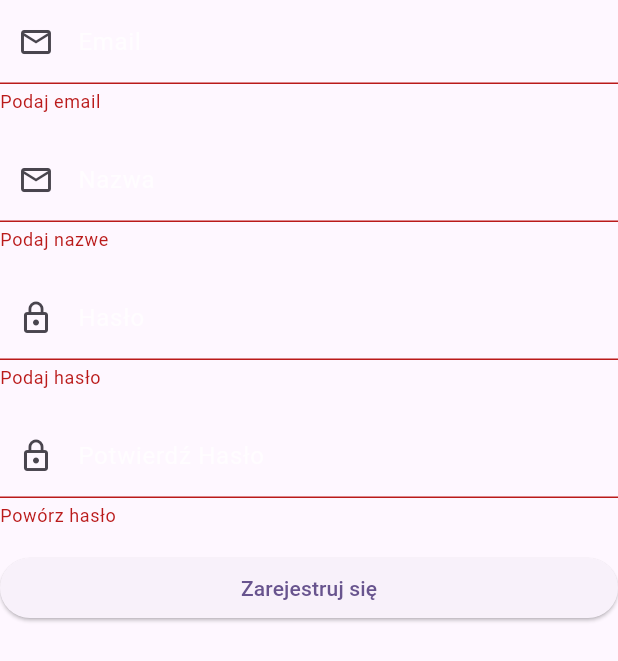
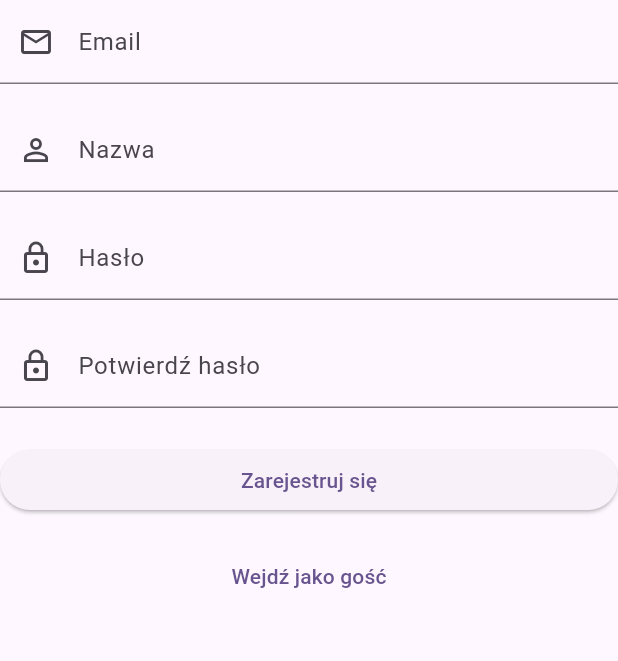
Before and after one commit to MRR-Team/PurofessorMobile, a Flutter app: the RegisterForm widget shown alone on an empty page, opened directly with empty values, after a tap on "Zarejestruj się", on a phone screen of 412 x 824 dp. Shown: the top 661 px of the screen. Run offline on Flutter 3.47's test engine with Material 3 defaults, Android fonts, the phone set to English and light mode, and no system bars; our stand-ins replace flutter_dotenv, shared_preferences; accounts and stored records are empty.

Commit message:
Refactor: Move register form to separate widget
This commit refactors the registration page by extracting the registration form into a separate `RegisterForm` widget.

The `RegisterForm` widget now handles:
- Input fields for email, name, password, and confirm password.
- Validation for each input field.
- "Register" and "Continue as guest" buttons.

This change improves code organization and reusability. Additionally, the styling for input fields has been simplified by removing redundant `TextStyle` properties.

```diff
--- a/lib/src/features/auth/presentation/widgets/register_form.dart
+++ b/lib/src/features/auth/presentation/widgets/register_form.dart
@@ -31,10 +31,8 @@ class RegisterForm extends StatelessWidget {
           TextFormField(
             controller: emailController,
             keyboardType: TextInputType.emailAddress,
-            style: const TextStyle(color: Colors.white),
             decoration: const InputDecoration(
               labelText: 'Email',
-              labelStyle: TextStyle(color: Colors.white70),
               prefixIcon: Icon(Icons.email_outlined),
             ),
             validator: (value) {
@@ -47,16 +45,13 @@ class RegisterForm extends StatelessWidget {
           const SizedBox(height: 16),
           TextFormField(
             controller: nameController,
-            keyboardType: TextInputType.name,
-            style: const TextStyle(color: Colors.white),
             decoration: const InputDecoration(
               labelText: 'Nazwa',
-              labelStyle: TextStyle(color: Colors.white70),
-              prefixIcon: Icon(Icons.email_outlined),
+              prefixIcon: Icon(Icons.person_outline),
             ),
             validator: (value) {
               if (value == null || value.isEmpty) {
-                return 'Podaj nazwe';
+                return 'Podaj nazwę';
               }
               return null;
             },
@@ -65,10 +60,8 @@ class RegisterForm extends StatelessWidget {
           TextFormField(
             controller: passwordController,
             obscureText: true,
-            style: const TextStyle(color: Colors.white),
             decoration: const InputDecoration(
               labelText: 'Hasło',
-              labelStyle: TextStyle(color: Colors.white70),
               prefixIcon: Icon(Icons.lock_outline),
             ),
             validator: (value) {
@@ -82,35 +75,36 @@ class RegisterForm extends StatelessWidget {
           TextFormField(
             controller: confirmPasswordController,
             obscureText: true,
-            style: const TextStyle(color: Colors.white),
             decoration: const InputDecoration(
-              labelText: 'Potwierdź Hasło',
-              labelStyle: TextStyle(color: Colors.white70),
+              labelText: 'Potwierdź hasło',
               prefixIcon: Icon(Icons.lock_outline),
             ),
             validator: (value) {
               if (value == null || value.isEmpty) {
-                return 'Powórz hasło';
+                return 'Powtórz hasło';
+              }
+              if (value != passwordController.text) {
+                return 'Hasła nie są takie same';
               }
               return null;
             },
           ),
-          const SizedBox(height: 16),
+          const SizedBox(height: 24),
 
           Button(
             label: 'Zarejestruj się',
             isLoading: authController.isLoading,
             fullWidth: true,
             onPressed: () {
-              if (formKey.currentState!.validate()) {
-                authController.register(
-                  context,
-                  emailController.text,
-                  nameController.text,
-                  passwordController.text,
-                  confirmPasswordController.text,
-                );
-              }
+              // if (formKey.currentState!.validate()) {
+              //   authController.register(
+              //     context,
+              //     emailController.text,
+              //     nameController.text,
+              //     passwordController.text,
+              //     confirmPasswordController.text,
+              //   );
+              //}
             },
           ),
 
@@ -120,10 +114,7 @@ class RegisterForm extends StatelessWidget {
             onPressed: () {
               Navigator.pushNamed(context, '/guest');
             },
-            child: const Text(
-              'Wejdź jako gość',
-              style: TextStyle(color: Colors.white70),
-            ),
+            child: const Text('Wejdź jako gość'),
           ),
         ],
       ),
```
Also changed, not shown: lib/src/features/auth/presentation/pages/register_page.dart (+12 -33 lines).
